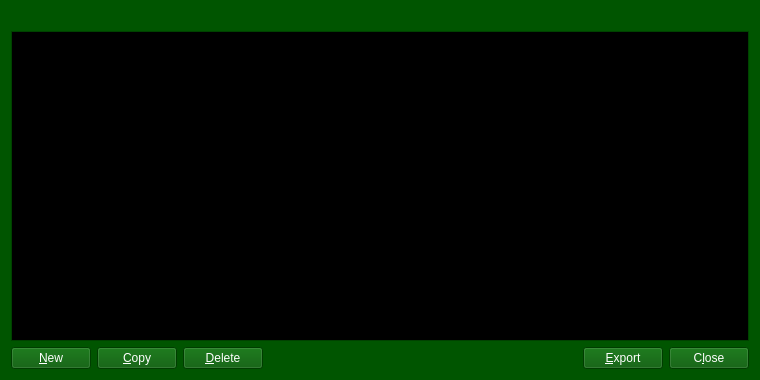
The window that src/qt/forms/addressbookpage.ui (xviicoin-project/xviicoin) describes before a commit, drawn with Qt 5.
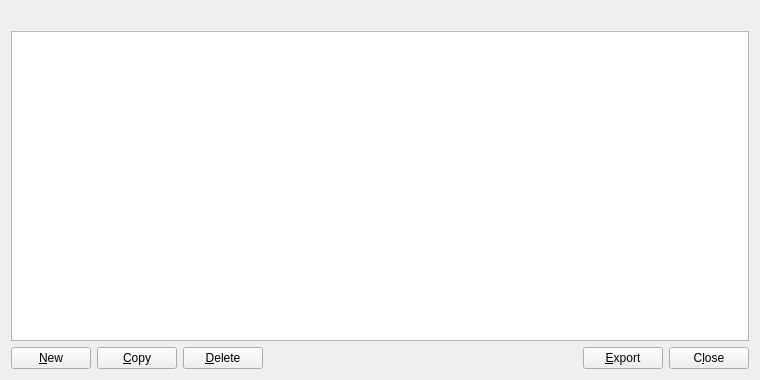
The same window after the commit. Icons and pictures are not drawn.

Patch:
```diff
--- a/src/qt/forms/addressbookpage.ui
+++ b/src/qt/forms/addressbookpage.ui
@@ -10,448 +10,6 @@
     <height>380</height>
    </rect>
   </property>
-  <property name="palette">
-   <palette>
-    <active>
-     <colorrole role="WindowText">
-      <brush brushstyle="SolidPattern">
-       <color alpha="255">
-        <red>255</red>
-        <green>255</green>
-        <blue>255</blue>
-       </color>
-      </brush>
-     </colorrole>
-     <colorrole role="Button">
-      <brush brushstyle="SolidPattern">
-       <color alpha="255">
-        <red>0</red>
-        <green>85</green>
-        <blue>0</blue>
-       </color>
-      </brush>
-     </colorrole>
-     <colorrole role="Light">
-      <brush brushstyle="SolidPattern">
-       <color alpha="255">
-        <red>0</red>
-        <green>127</green>
-        <blue>0</blue>
-       </color>
-      </brush>
-     </colorrole>
-     <colorrole role="Midlight">
-      <brush brushstyle="SolidPattern">
-       <color alpha="255">
-        <red>0</red>
-        <green>106</green>
-        <blue>0</blue>
-       </color>
-      </brush>
-     </colorrole>
-     <colorrole role="Dark">
-      <brush brushstyle="SolidPattern">
-       <color alpha="255">
-        <red>0</red>
-        <green>42</green>
-        <blue>0</blue>
-       </color>
-      </brush>
-     </colorrole>
-     <colorrole role="Mid">
-      <brush brushstyle="SolidPattern">
-       <color alpha="255">
-        <red>0</red>
-        <green>56</green>
-        <blue>0</blue>
-       </color>
-      </brush>
-     </colorrole>
-     <colorrole role="Text">
-      <brush brushstyle="SolidPattern">
-       <color alpha="255">
-        <red>255</red>
-        <green>255</green>
-        <blue>255</blue>
-       </color>
-      </brush>
-     </colorrole>
-     <colorrole role="BrightText">
-      <brush brushstyle="SolidPattern">
-       <color alpha="255">
-        <red>255</red>
-        <green>255</green>
-        <blue>255</blue>
-       </color>
-      </brush>
-     </colorrole>
-     <colorrole role="ButtonText">
-      <brush brushstyle="SolidPattern">
-       <color alpha="255">
-        <red>255</red>
-        <green>255</green>
-        <blue>255</blue>
-       </color>
-      </brush>
-     </colorrole>
-     <colorrole role="Base">
-      <brush brushstyle="SolidPattern">
-       <color alpha="255">
-        <red>0</red>
-        <green>0</green>
-        <blue>0</blue>
-       </color>
-      </brush>
-     </colorrole>
-     <colorrole role="Window">
-      <brush brushstyle="SolidPattern">
-       <color alpha="255">
-        <red>0</red>
-        <green>85</green>
-        <blue>0</blue>
-       </color>
-      </brush>
-     </colorrole>
-     <colorrole role="Shadow">
-      <brush brushstyle="SolidPattern">
-       <color alpha="255">
-        <red>0</red>
-        <green>0</green>
-        <blue>0</blue>
-       </color>
-      </brush>
-     </colorrole>
-     <colorrole role="AlternateBase">
-      <brush brushstyle="SolidPattern">
-       <color alpha="255">
-        <red>0</red>
-        <green>42</green>
-        <blue>0</blue>
-       </color>
-      </brush>
-     </colorrole>
-     <colorrole role="ToolTipBase">
-      <brush brushstyle="SolidPattern">
-       <color alpha="255">
-        <red>255</red>
-        <green>255</green>
-        <blue>220</blue>
-       </color>
-      </brush>
-     </colorrole>
-     <colorrole role="ToolTipText">
-      <brush brushstyle="SolidPattern">
-       <color alpha="255">
-        <red>0</red>
-        <green>0</green>
-        <blue>0</blue>
-       </color>
-      </brush>
-     </colorrole>
-     <colorrole role="PlaceholderText">
-      <brush brushstyle="SolidPattern">
-       <color alpha="128">
-        <red>255</red>
-        <green>255</green>
-        <blue>255</blue>
-       </color>
-      </brush>
-     </colorrole>
-    </active>
-    <inactive>
-     <colorrole role="WindowText">
-      <brush brushstyle="SolidPattern">
-       <color alpha="255">
-        <red>255</red>
-        <green>255</green>
-        <blue>255</blue>
-       </color>
-      </brush>
-     </colorrole>
-     <colorrole role="Button">
-      <brush brushstyle="SolidPattern">
-       <color alpha="255">
-        <red>0</red>
-        <green>85</green>
-        <blue>0</blue>
-       </color>
-      </brush>
-     </colorrole>
-     <colorrole role="Light">
-      <brush brushstyle="SolidPattern">
-       <color alpha="255">
-        <red>0</red>
-        <green>127</green>
-        <blue>0</blue>
-       </color>
-      </brush>
-     </colorrole>
-     <colorrole role="Midlight">
-      <brush brushstyle="SolidPattern">
-       <color alpha="255">
-        <red>0</red>
-        <green>106</green>
-        <blue>0</blue>
-       </color>
-      </brush>
-     </colorrole>
-     <colorrole role="Dark">
-      <brush brushstyle="SolidPattern">
-       <color alpha="255">
-        <red>0</red>
-        <green>42</green>
-        <blue>0</blue>
-       </color>
-      </brush>
-     </colorrole>
-     <colorrole role="Mid">
-      <brush brushstyle="SolidPattern">
-       <color alpha="255">
-        <red>0</red>
-        <green>56</green>
-        <blue>0</blue>
-       </color>
-      </brush>
-     </colorrole>
-     <colorrole role="Text">
-      <brush brushstyle="SolidPattern">
-       <color alpha="255">
-        <red>255</red>
-        <green>255</green>
-        <blue>255</blue>
-       </color>
-      </brush>
-     </colorrole>
-     <colorrole role="BrightText">
-      <brush brushstyle="SolidPattern">
-       <color alpha="255">
-        <red>255</red>
-        <green>255</green>
-        <blue>255</blue>
-       </color>
-      </brush>
-     </colorrole>
-     <colorrole role="ButtonText">
-      <brush brushstyle="SolidPattern">
-       <color alpha="255">
-        <red>255</red>
-        <green>255</green>
-        <blue>255</blue>
-       </color>
-      </brush>
-     </colorrole>
-     <colorrole role="Base">
-      <brush brushstyle="SolidPattern">
-       <color alpha="255">
-        <red>0</red>
-        <green>0</green>
-        <blue>0</blue>
-       </color>
-      </brush>
-     </colorrole>
-     <colorrole role="Window">
-      <brush brushstyle="SolidPattern">
-       <color alpha="255">
-        <red>0</red>
-        <green>85</green>
-        <blue>0</blue>
-       </color>
-      </brush>
-     </colorrole>
-     <colorrole role="Shadow">
-      <brush brushstyle="SolidPattern">
-       <color alpha="255">
-        <red>0</red>
-        <green>0</green>
-        <blue>0</blue>
-       </color>
-      </brush>
-     </colorrole>
-     <colorrole role="AlternateBase">
-      <brush brushstyle="SolidPattern">
-       <color alpha="255">
-        <red>0</red>
-        <green>42</green>
-        <blue>0</blue>
-       </color>
-      </brush>
-     </colorrole>
-     <colorrole role="ToolTipBase">
-      <brush brushstyle="SolidPattern">
-       <color alpha="255">
-        <red>255</red>
-        <green>255</green>
-        <blue>220</blue>
-       </color>
-      </brush>
-     </colorrole>
-     <colorrole role="ToolTipText">
-      <brush brushstyle="SolidPattern">
-       <color alpha="255">
-        <red>0</red>
-        <green>0</green>
-        <blue>0</blue>
-       </color>
-      </brush>
-     </colorrole>
-     <colorrole role="PlaceholderText">
-      <brush brushstyle="SolidPattern">
-       <color alpha="128">
-        <red>255</red>
-        <green>255</green>
-        <blue>255</blue>
-       </color>
-      </brush>
-     </colorrole>
-    </inactive>
-    <disabled>
-     <colorrole role="WindowText">
-      <brush brushstyle="SolidPattern">
-       <color alpha="255">
-        <red>0</red>
-        <green>42</green>
-        <blue>0</blue>
-       </color>
-      </brush>
-     </colorrole>
-     <colorrole role="Button">
-      <brush brushstyle="SolidPattern">
-       <color alpha="255">
-        <red>0</red>
-        <green>85</green>
-        <blue>0</blue>
-       </color>
-      </brush>
-     </colorrole>
-     <colorrole role="Light">
-      <brush brushstyle="SolidPattern">
-       <color alpha="255">
-        <red>0</red>
-        <green>127</green>
-        <blue>0</blue>
-       </color>
-      </brush>
-     </colorrole>
-     <colorrole role="Midlight">
-      <brush brushstyle="SolidPattern">
-       <color alpha="255">
-        <red>0</red>
-        <green>106</green>
-        <blue>0</blue>
-       </color>
-      </brush>
-     </colorrole>
-     <colorrole role="Dark">
-      <brush brushstyle="SolidPattern">
-       <color alpha="255">
-        <red>0</red>
-        <green>42</green>
-        <blue>0</blue>
-       </color>
-      </brush>
-     </colorrole>
-     <colorrole role="Mid">
-      <brush brushstyle="SolidPattern">
-       <color alpha="255">
-        <red>0</red>
-        <green>56</green>
-        <blue>0</blue>
-       </color>
-      </brush>
-     </colorrole>
-     <colorrole role="Text">
-      <brush brushstyle="SolidPattern">
-       <color alpha="255">
-        <red>0</red>
-        <green>42</green>
-        <blue>0</blue>
-       </color>
-      </brush>
-     </colorrole>
-     <colorrole role="BrightText">
-      <brush brushstyle="SolidPattern">
-       <color alpha="255">
-        <red>255</red>
-        <green>255</green>
-        <blue>255</blue>
-       </color>
-      </brush>
-     </colorrole>
-     <colorrole role="ButtonText">
-      <brush brushstyle="SolidPattern">
-       <color alpha="255">
-        <red>0</red>
-        <green>42</green>
-        <blue>0</blue>
-       </color>
-      </brush>
-     </colorrole>
-     <colorrole role="Base">
-      <brush brushstyle="SolidPattern">
-       <color alpha="255">
-        <red>0</red>
-        <green>85</green>
-        <blue>0</blue>
-       </color>
-      </brush>
-     </colorrole>
-     <colorrole role="Window">
-      <brush brushstyle="SolidPattern">
-       <color alpha="255">
-        <red>0</red>
-        <green>85</green>
-        <blue>0</blue>
-       </color>
-      </brush>
-     </colorrole>
-     <colorrole role="Shadow">
-      <brush brushstyle="SolidPattern">
-       <color alpha="255">
-        <red>0</red>
-        <green>0</green>
-        <blue>0</blue>
-       </color>
-      </brush>
-     </colorrole>
-     <colorrole role="AlternateBase">
-      <brush brushstyle="SolidPattern">
-       <color alpha="255">
-        <red>0</red>
-        <green>85</green>
-        <blue>0</blue>
-       </color>
-      </brush>
-     </colorrole>
-     <colorrole role="ToolTipBase">
-      <brush brushstyle="SolidPattern">
-       <color alpha="255">
-        <red>255</red>
-        <green>255</green>
-        <blue>220</blue>
-       </color>
-      </brush>
-     </colorrole>
-     <colorrole role="ToolTipText">
-      <brush brushstyle="SolidPattern">
-       <color alpha="255">
-        <red>0</red>
-        <green>0</green>
-        <blue>0</blue>
-       </color>
-      </brush>
-     </colorrole>
-     <colorrole role="PlaceholderText">
-      <brush brushstyle="SolidPattern">
-       <color alpha="128">
-        <red>255</red>
-        <green>255</green>
-        <blue>255</blue>
-       </color>
-      </brush>
-     </colorrole>
-    </disabled>
-   </palette>
-  </property>
   <layout class="QVBoxLayout" name="verticalLayout">
    <item>
     <widget class="QLabel" name="labelExplanation">
```
Left out of the diff: 8 changed lines with no effect on the pictures.
